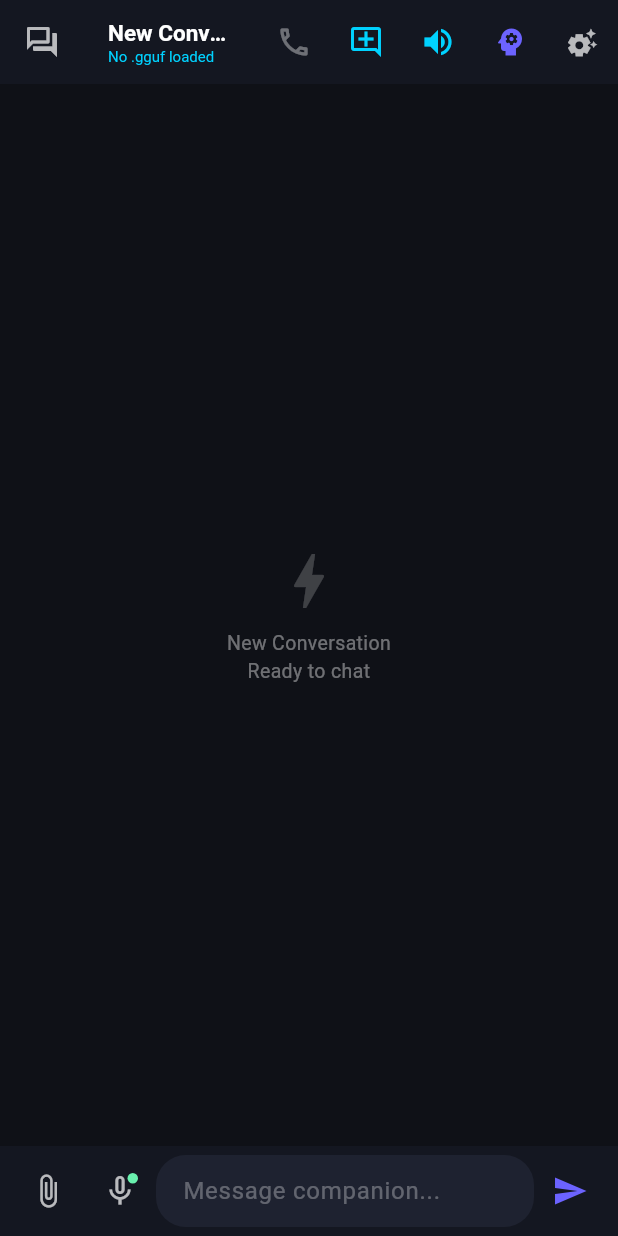
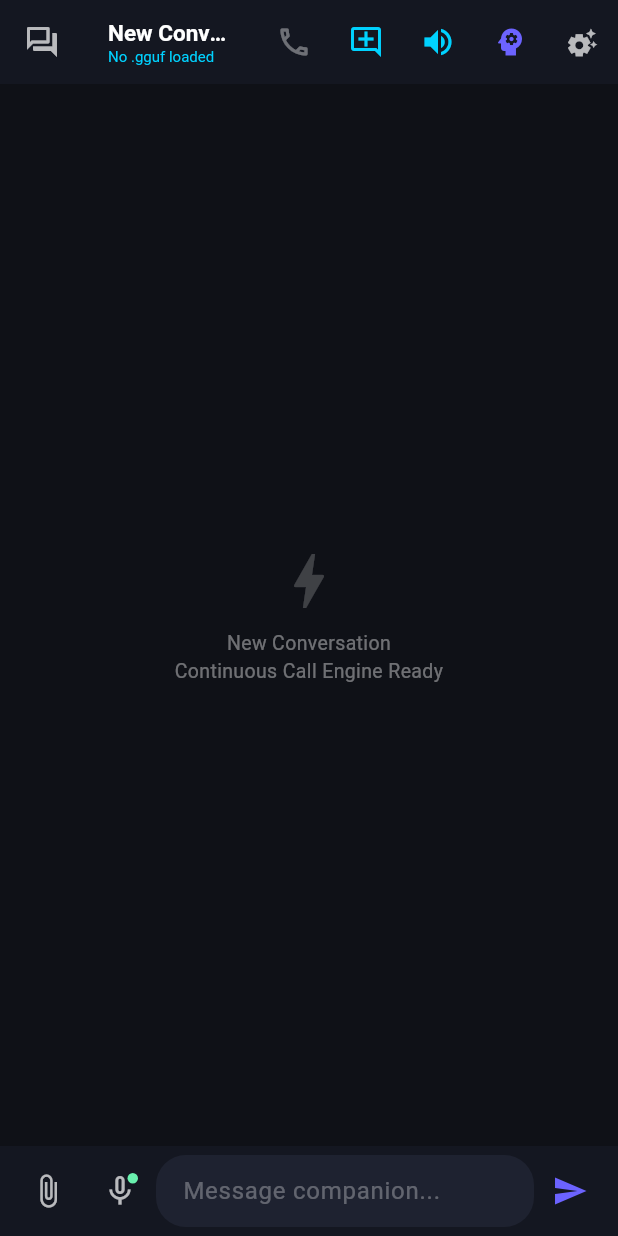
Before and after one commit to watcher7oxide-jpg/Stealth, a Flutter app: the screen it shows after launch, on a phone screen of 412 x 824 dp. Run offline on Flutter 3.47's test engine with Material 3 defaults, Android fonts, the phone set to English and light mode, and no system bars; our stand-ins replace file_picker, flutter_tts, share_plus, shared_preferences, speech_to_text; missing offline and left inert: file_selector, llama_cpp_dart, llama_flutter_android.

Commit message:
Update main.dart

```diff
--- a/neural_companion/lib/main.dart
+++ b/neural_companion/lib/main.dart
@@ -335,16 +335,17 @@ class _ChatScreenState extends State<ChatScreen> with WidgetsBindingObserver {
   final FlutterTts _tts = FlutterTts();
   bool _speechEnabled = false;
   bool _isListening = false;
-  bool _voiceResponseEnabled = true; // Default ON
+  bool _voiceResponseEnabled = true;
   bool _autoMicSend = true;
 
-  // Unbroken Call Mode
+  // Continuous Call Mode
   bool _callModeActive = false;
   bool _isCallModeAsleep = false;
-  String _wakeWord = "wake up";
-  String _stopWord = "stop";
-
-  Timer? _silenceCheckTimer;
+  bool _amoledBlackoutEnabled = false;
+  String _wakeWord = "wake up, hey, listen";
+  String _stopWord = "stop, wait, enough, cancel";
+
+  Timer? _silenceTimer;
   Timer? _speechPauseTimer;
 
   // Active audio player tracker
@@ -394,8 +395,8 @@ class _ChatScreenState extends State<ChatScreen> with WidgetsBindingObserver {
   @override
   void dispose() {
     WidgetsBinding.instance.removeObserver(this);
-    _setNativeForegroundCallService(false);
-    _silenceCheckTimer?.cancel();
+    _setCallModeHardware(false);
+    _silenceTimer?.cancel();
     _speechPauseTimer?.cancel();
     _activeInferenceSubscription?.cancel();
     _textController.dispose();
@@ -406,9 +407,9 @@ class _ChatScreenState extends State<ChatScreen> with WidgetsBindingObserver {
     super.dispose();
   }
 
-  Future<void> _setNativeForegroundCallService(bool enable) async {
+  Future<void> _setCallModeHardware(bool enable) async {
     try {
-      await _nativeChannel.invokeMethod('setCallService', {'enable': enable});
+      await _nativeChannel.invokeMethod('setCallModeHardware', {'enable': enable});
     } catch (_) {}
   }
 
@@ -488,8 +489,8 @@ class _ChatScreenState extends State<ChatScreen> with WidgetsBindingObserver {
     if (savedPath != null && await File(savedPath).exists()) {
       _bindModel(savedPath);
     }
-    _wakeWord = prefs.getString('saved_wake_word') ?? "wake up";
-    _stopWord = prefs.getString('saved_stop_word') ?? "stop";
+    _wakeWord = prefs.getString('saved_wake_word') ?? "wake up, hey, listen";
+    _stopWord = prefs.getString('saved_stop_word') ?? "stop, wait, enough, cancel";
     _autoMicSend = prefs.getBool('saved_auto_mic') ?? true;
     _voiceResponseEnabled = prefs.getBool('saved_tts_enabled') ?? true;
 
@@ -598,7 +599,7 @@ class _ChatScreenState extends State<ChatScreen> with WidgetsBindingObserver {
     await _tts.setSpeechRate(0.53);
     await _tts.setVolume(1.0);
 
-    // Synchronize completion with an explicit Completer to completely stop sentence cutting
+    // Physically awaits completion of utterance before popping next sentence
     _tts.setCompletionHandler(() {
       if (_ttsSentenceCompleter != null && !_ttsSentenceCompleter!.isCompleted) {
         _ttsSentenceCompleter!.complete();
@@ -627,8 +628,6 @@ class _ChatScreenState extends State<ChatScreen> with WidgetsBindingObserver {
     }
   }
 
-  /// Strictly awaits completion of each sentence before popping the next.
-  /// Eliminates sentence cutting and audio refreshes.
   Future<void> _runTtsWorker() async {
     if (_isTtsWorkerRunning) return;
     _isTtsWorkerRunning = true;
@@ -644,7 +643,7 @@ class _ChatScreenState extends State<ChatScreen> with WidgetsBindingObserver {
 
       try {
         await _tts.speak(sentence);
-        // Wait until Android audio finishes speaking before proceeding
+        // Wait until speech completely finishes playing from the speaker
         await _ttsSentenceCompleter!.future.timeout(
           const Duration(seconds: 20),
           onTimeout: () {},
@@ -657,7 +656,6 @@ class _ChatScreenState extends State<ChatScreen> with WidgetsBindingObserver {
       setState(() => _currentlySpeakingMessageId = null);
 
       if (_callModeActive && !_isProcessing) {
-        // Give 300ms acoustic grace period so mic doesn't hear the speaker echo
         Future.delayed(const Duration(milliseconds: 300), () {
           if (_callModeActive && !_isProcessing) {
             _startContinuousMic();
@@ -702,48 +700,54 @@ class _ChatScreenState extends State<ChatScreen> with WidgetsBindingObserver {
     }
   }
 
-  /* ---------------- UNBROKEN CALL MODE ENGINE ---------------- */
+  /* ---------------- UNBROKEN CALL MODE & TRIGGER SYSTEM ---------------- */
 
   void _toggleCallMode() {
     setState(() {
       _callModeActive = !_callModeActive;
       _isCallModeAsleep = false;
-    });
-
-    _setNativeForegroundCallService(_callModeActive);
+      if (!_callModeActive) _amoledBlackoutEnabled = false;
+    });
+
+    _setCallModeHardware(_callModeActive);
 
     if (_callModeActive) {
       _playNativeTone("wake");
-      ScaffoldMessenger.of(context).showSnackBar(
-        const SnackBar(
-          content: Text("Call Mode Active. Runs continuously in background/screen-off."),
-          duration: Duration(seconds: 2),
-        ),
-      );
+      _startSilenceTimer();
       _startContinuousMic();
     } else {
-      _silenceCheckTimer?.cancel();
+      _silenceTimer?.cancel();
       _speechPauseTimer?.cancel();
       _speech.stop();
       _stopTts();
-      ScaffoldMessenger.of(context).showSnackBar(
-        const SnackBar(content: Text("Call Mode Disconnected"), duration: Duration(seconds: 1)),
-      );
     }
   }
 
   void _handleMicDisconnected() {
     if (!_callModeActive) return;
 
-    // Do NOT reconnect in an audio fight while TTS is actively playing
+    // Do NOT reconnect during TTS playback to avoid audio collision loop
     if (_isTtsWorkerRunning) return;
 
-    // Graceful reconnect avoids the rapid 200ms snapping on/off loop
-    Future.delayed(const Duration(milliseconds: 600), () {
+    Future.delayed(const Duration(milliseconds: 300), () {
       if (_callModeActive && !_isListening && !_isTtsWorkerRunning) {
         _startContinuousMic();
       }
     });
+  }
+
+  bool _matchesTriggerList(String text, String commaSeparatedTriggers) {
+    final lower = text.toLowerCase();
+    final triggers = commaSeparatedTriggers
+        .toLowerCase()
+        .split(',')
+        .map((s) => s.trim())
+        .where((s) => s.isNotEmpty);
+
+    for (final t in triggers) {
+      if (lower.contains(t)) return true;
+    }
+    return false;
   }
 
   void _startContinuousMic() async {
@@ -757,69 +761,71 @@ class _ChatScreenState extends State<ChatScreen> with WidgetsBindingObserver {
         final rawWords = result.recognizedWords.toLowerCase().trim();
 
         // -------------------------------------------------------------
-        // STATE 1: Model is generating text OR TTS is speaking
-        // SEPARATE MIC PROCESSING: ONLY check for Stop Word!
+        // STATE 1: Model is generating OR TTS is speaking
+        // SEPARATE PROCESSING: Only check for stop words!
         // -------------------------------------------------------------
         if (_isProcessing || _isTtsWorkerRunning) {
-          if (rawWords.contains(_stopWord.toLowerCase())) {
+          if (_matchesTriggerList(rawWords, _stopWord)) {
             _playNativeTone("stop");
             _stopGeneration();
             _stopTts();
             _textController.clear();
             _startContinuousMic();
           }
-          return; // Ignore other words so prompt words don't trigger stop
+          return;
         }
 
         // -------------------------------------------------------------
         // STATE 2: Standby Sleep Mode
-        // ONLY check for Wake Word
+        // Only check for wake words!
         // -------------------------------------------------------------
         if (_isCallModeAsleep) {
-          if (rawWords.contains(_wakeWord.toLowerCase())) {
+          if (_matchesTriggerList(rawWords, _wakeWord)) {
             _playNativeTone("wake");
             setState(() => _isCallModeAsleep = false);
             _tts.speak("I'm listening.");
-            _resetSilenceWatchdog();
+            _startSilenceTimer();
           }
           return;
         }
 
         // -------------------------------------------------------------
-        // STATE 3: Prompt Dictation Mode (Stop/Wake words allowed in text)
+        // STATE 3: Prompt Dictation (User speaking prompt)
         // -------------------------------------------------------------
+        if (result.recognizedWords.trim().isNotEmpty) {
           _textController.text = result.recognizedWords;
-        _resetSilenceWatchdog();
+          // Actual words spoken -> Reset silence countdown
+          _startSilenceTimer();
 
           _speechPauseTimer?.cancel();
-        if (_autoMicSend && result.recognizedWords.trim().isNotEmpty) {
+          if (_autoMicSend) {
             _speechPauseTimer = Timer(const Duration(milliseconds: 1400), () {
               if (_textController.text.trim().isNotEmpty && !_isProcessing) {
                 _handleSendMessage();
               }
             });
           }
+        }
       },
       listenFor: const Duration(seconds: 60),
       pauseFor: const Duration(seconds: 4),
     );
-
-    _resetSilenceWatchdog();
-  }
-
-  void _resetSilenceWatchdog() {
-    _silenceCheckTimer?.cancel();
+  }
+
+  /// Only resets when the user actually utters words
+  void _startSilenceTimer() {
+    _silenceTimer?.cancel();
     if (!_callModeActive || _isProcessing || _isCallModeAsleep || _isTtsWorkerRunning) return;
 
-    _silenceCheckTimer = Timer(const Duration(seconds: 10), () async {
+    _silenceTimer = Timer(const Duration(seconds: 10), () async {
       if (!_callModeActive || _isProcessing || _isCallModeAsleep || _isTtsWorkerRunning) return;
 
       await _tts.speak("Are you still there?");
 
-      _silenceCheckTimer = Timer(const Duration(seconds: 10), () {
+      _silenceTimer = Timer(const Duration(seconds: 10), () {
         if (!_callModeActive || _isProcessing || _isCallModeAsleep || _isTtsWorkerRunning) return;
         setState(() => _isCallModeAsleep = true);
-        _tts.speak("Standby. Say ${_wakeWord} to wake me.");
+        _tts.speak("Entering standby. Say your wake word to resume.");
       });
     });
   }
@@ -933,7 +939,7 @@ class _ChatScreenState extends State<ChatScreen> with WidgetsBindingObserver {
     if (text.isEmpty && _selectedAttachments.isEmpty) return;
 
     _speechPauseTimer?.cancel();
-    _silenceCheckTimer?.cancel();
+    _silenceTimer?.cancel();
 
     if (_loadedGgufPath == null || !File(_loadedGgufPath!).existsSync()) {
       ScaffoldMessenger.of(context).showSnackBar(
@@ -1029,7 +1035,6 @@ class _ChatScreenState extends State<ChatScreen> with WidgetsBindingObserver {
             _scrollToBottom();
           }
 
-          // Smooth sentence-by-sentence TTS streaming (No restarts/cutting)
           if (_voiceResponseEnabled) {
             _ttsStreamBuffer += token;
             if (_ttsStreamBuffer.contains('.') ||
@@ -1285,7 +1290,9 @@ class _ChatScreenState extends State<ChatScreen> with WidgetsBindingObserver {
   Widget build(BuildContext context) {
     final currentMessages = _currentSession.messages;
 
-    return Scaffold(
+    return Stack(
+      children: [
+        Scaffold(
           key: _scaffoldKey,
           drawer: _buildSessionsDrawer(),
           appBar: AppBar(
@@ -1360,18 +1367,34 @@ class _ChatScreenState extends State<ChatScreen> with WidgetsBindingObserver {
               if (_callModeActive)
                 Container(
                   width: double.infinity,
-              padding: const EdgeInsets.symmetric(vertical: 5, horizontal: 12),
+                  padding: const EdgeInsets.symmetric(vertical: 6, horizontal: 12),
                   color: _isCallModeAsleep ? Colors.amber.shade900 : Colors.green.shade900,
                   child: Row(
-                mainAxisAlignment: MainAxisAlignment.center,
+                    mainAxisAlignment: MainAxisAlignment.spaceBetween,
+                    children: [
+                      Row(
                         children: [
                           Icon(_isCallModeAsleep ? Icons.bedtime : Icons.headset_mic, size: 14, color: Colors.white),
                           const SizedBox(width: 8),
                           Text(
                             _isCallModeAsleep
-                        ? "Standby. Say '$_wakeWord' to resume."
-                        : "Call Active (Screen-Off/Background). Say '$_stopWord' anytime to stop.",
+                                ? "Standby. Say wake word to resume."
+                                : "Continuous Call Active. Say stop word to halt.",
                             style: const TextStyle(fontSize: 11, color: Colors.white, fontWeight: FontWeight.bold),
+                          ),
+                        ],
+                      ),
+                      // Button to toggle black AMOLED screen for pocket mode
+                      InkWell(
+                        onTap: () => setState(() => _amoledBlackoutEnabled = true),
+                        child: Container(
+                          padding: const EdgeInsets.symmetric(horizontal: 6, vertical: 2),
+                          decoration: BoxDecoration(
+                            color: Colors.black45,
+                            borderRadius: BorderRadius.circular(4),
+                          ),
+                          child: const Text("Pocket Mode", style: TextStyle(fontSize: 10, color: Colors.white70)),
+                        ),
                       ),
                     ],
                   ),
@@ -1385,7 +1408,7 @@ class _ChatScreenState extends State<ChatScreen> with WidgetsBindingObserver {
                             Icon(Icons.bolt, size: 48, color: Colors.white.withValues(alpha: 0.2)),
                             const SizedBox(height: 8),
                             Text(
-                          "${_currentSession.title}\nReady to chat",
+                              "${_currentSession.title}\nContinuous Call Engine Ready",
                               textAlign: TextAlign.center,
                               style: TextStyle(color: Colors.white.withValues(alpha: 0.4), fontSize: 13),
                             ),
@@ -1411,6 +1434,45 @@ class _ChatScreenState extends State<ChatScreen> with WidgetsBindingObserver {
               _buildInputBar(),
             ],
           ),
+        ),
+
+        // True Black AMOLED Pocket Overlay (keeps screen awake for Google STT without battery drain or accidental pocket touches)
+        if (_callModeActive && _amoledBlackoutEnabled)
+          Positioned.fill(
+            child: Container(
+              color: Colors.black,
+              child: SafeArea(
+                child: Center(
+                  child: Column(
+                    mainAxisSize: MainAxisSize.min,
+                    children: [
+                      Icon(
+                        _isCallModeAsleep ? Icons.bedtime : Icons.graphic_eq,
+                        size: 48,
+                        color: _isCallModeAsleep ? Colors.amber : Colors.greenAccent,
+                      ),
+                      const SizedBox(height: 16),
+                      Text(
+                        _isCallModeAsleep
+                            ? "Standby Mode\nSay '$_wakeWord' to wake"
+                            : "Call Active in Pocket\nSpeak normally • Say '$_stopWord' to stop",
+                        textAlign: TextAlign.center,
+                        style: const TextStyle(color: Colors.white70, fontSize: 13),
+                      ),
+                      const SizedBox(height: 32),
+                      OutlinedButton.icon(
+                        style: OutlinedButton.styleFrom(foregroundColor: Colors.white60),
+                        icon: const Icon(Icons.lock_open, size: 16),
+                        label: const Text("Exit Pocket Mode"),
+                        onPressed: () => setState(() => _amoledBlackoutEnabled = false),
+                      ),
+                    ],
+                  ),
+                ),
+              ),
+            ),
+          ),
+      ],
     );
   }
 
@@ -1713,28 +1775,28 @@ class _ChatScreenState extends State<ChatScreen> with WidgetsBindingObserver {
                     },
                   ),
                   const Divider(color: Colors.white10),
-                  const Text("Barge-In Stop Word:", style: TextStyle(fontSize: 12, color: Colors.white70, fontWeight: FontWeight.bold)),
-                  const Text("Stops response & speech while model is talking.", style: TextStyle(fontSize: 10, color: Colors.white38)),
+                  const Text("Barge-In Stop Triggers (comma-separated):", style: TextStyle(fontSize: 12, color: Colors.white70, fontWeight: FontWeight.bold)),
+                  const Text("Stops model response while it is speaking/generating.", style: TextStyle(fontSize: 10, color: Colors.white38)),
                   const SizedBox(height: 4),
                   TextField(
                     controller: stopCtrl,
                     style: const TextStyle(color: Colors.white, fontSize: 13),
                     decoration: InputDecoration(
-                      hintText: "e.g. stop, wait, enough",
+                      hintText: "e.g. stop, wait, enough, cancel",
                       filled: true,
                       fillColor: const Color(0xFF141721),
                       border: OutlineInputBorder(borderRadius: BorderRadius.circular(8)),
                     ),
                   ),
                   const SizedBox(height: 12),
-                  const Text("Ambient Wake-Up Word:", style: TextStyle(fontSize: 12, color: Colors.white70, fontWeight: FontWeight.bold)),
-                  const Text("Wakes model from standby after 20s of silence.", style: TextStyle(fontSize: 10, color: Colors.white38)),
+                  const Text("Standby Wake Triggers (comma-separated):", style: TextStyle(fontSize: 12, color: Colors.white70, fontWeight: FontWeight.bold)),
+                  const Text("Wakes model from standby after silence.", style: TextStyle(fontSize: 10, color: Colors.white38)),
                   const SizedBox(height: 4),
                   TextField(
                     controller: wakeCtrl,
                     style: const TextStyle(color: Colors.white, fontSize: 13),
                     decoration: InputDecoration(
-                      hintText: "e.g. wake up, hey companion",
+                      hintText: "e.g. wake up, hey, listen",
                       filled: true,
                       fillColor: const Color(0xFF141721),
                       border: OutlineInputBorder(borderRadius: BorderRadius.circular(8)),
@@ -1753,8 +1815,8 @@ class _ChatScreenState extends State<ChatScreen> with WidgetsBindingObserver {
                 child: const Text("Save Triggers"),
                 onPressed: () async {
                   setState(() {
-                    _stopWord = stopCtrl.text.trim().isNotEmpty ? stopCtrl.text.trim() : "stop";
-                    _wakeWord = wakeCtrl.text.trim().isNotEmpty ? wakeCtrl.text.trim() : "wake up";
+                    _stopWord = stopCtrl.text.trim().isNotEmpty ? stopCtrl.text.trim() : "stop, wait, enough, cancel";
+                    _wakeWord = wakeCtrl.text.trim().isNotEmpty ? wakeCtrl.text.trim() : "wake up, hey, listen";
                   });
                   final prefs = await SharedPreferences.getInstance();
                   await prefs.setString('saved_stop_word', _stopWord);
```
Lines whose indentation alone changed are shown as unchanged.
